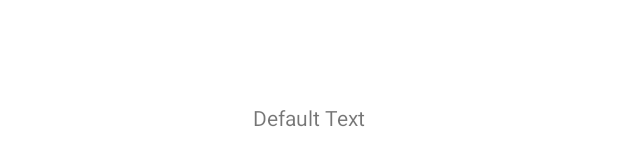
After one commit to Wither87/AndroidCourseProject, an Android app: the layout fragment_phone.xml on its own in the app's theme, with its tools: preview values and no code run, on a phone screen of 412 x 824 dp. The commit adds this screen. Shown: the part 501-667 px from the top of the screen. Run offline under Robolectric (Android 15) with nearby library versions, the phone set to English and light mode, and no system bars; network calls fail.

Commit message:
added navigation to phone fragment

```diff
--- a/app/src/main/java/com/example/courseproject/MainActivity.kt
+++ b/app/src/main/java/com/example/courseproject/MainActivity.kt
@@ -27,7 +27,8 @@ class MainActivity : AppCompatActivity() {
         val appBarConfiguration = AppBarConfiguration(
             setOf(
                 R.id.navigation_home,
-                R.id.navigation_settings
+                R.id.navigation_settings,
+                R.id.navigation_phone
             )
         )
         setupActionBarWithNavController(navController, appBarConfiguration)
--- /dev/null
+++ b/app/src/main/java/com/example/courseproject/ui/OnItemClickListener.kt
@@ -0,0 +1,5 @@
+package com.example.courseproject.ui
+
+interface OnItemClickListener{
+    fun onItemClick(position: Int)
+}
--- /dev/null
+++ b/app/src/main/res/layout/fragment_phone.xml
@@ -0,0 +1,20 @@
+<?xml version="1.0" encoding="utf-8"?>
+<androidx.constraintlayout.widget.ConstraintLayout
+        xmlns:android="http://schemas.android.com/apk/res/android"
+        xmlns:tools="http://schemas.android.com/tools" xmlns:app="http://schemas.android.com/apk/res-auto"
+        android:id="@+id/phoneConstraint"
+        android:layout_width="match_parent"
+        android:layout_height="match_parent"
+        tools:context=".ui.phone.PhoneFragment">
+
+    <TextView
+            android:id="@+id/testText"
+            android:layout_width="wrap_content"
+            android:layout_height="wrap_content"
+            android:text="Default Text"
+            app:layout_constraintTop_toTopOf="@+id/phoneConstraint"
+            app:layout_constraintStart_toStartOf="@+id/phoneConstraint"
+            app:layout_constraintEnd_toEndOf="@+id/phoneConstraint"
+            app:layout_constraintBottom_toBottomOf="@+id/phoneConstraint"/>
+
+</androidx.constraintlayout.widget.ConstraintLayout>
--- a/app/src/main/res/values/strings.xml
+++ b/app/src/main/res/values/strings.xml
@@ -2,6 +2,7 @@
     <string name="app_name">CourseProject</string>
     <string name="title_home">Home</string>
     <string name="title_settings">Settings</string>
+    <string name="title_phone">Phone</string>
     <string name="brands_list">Phones brands list</string>
     <string name="enable_dark_theme">Enable dark theme</string>
 </resources>
```
Also changed, not shown: app/src/main/java/com/example/courseproject/ui/home/BrandsAdapter.kt (+22 -6 lines), app/src/main/java/com/example/courseproject/ui/home/HomeFragment.kt (+15 -3 lines), app/src/main/java/com/example/courseproject/ui/phone/PhoneFragment.kt (added, +32 -0 lines), app/src/main/res/navigation/mobile_navigation.xml (+14 -1 lines).
